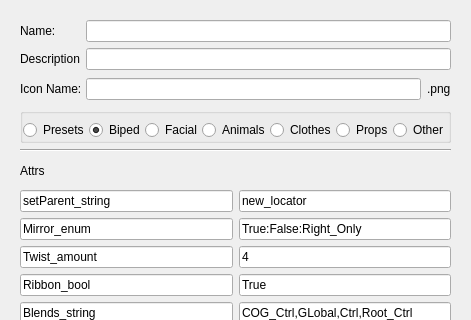
This is UI/blockBuilder.ui in RenderDeMartes/Mutant_Tools as Qt 5 draws it before an edit; both pictures show x 0 to 471 and y 0 to 320 of the 471 by 540 pixel window. The edited form follows.
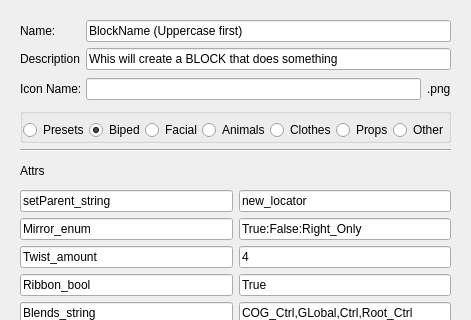
This is the edited form. Icons and pictures are not drawn.

The edit to the form file:
```diff
--- a/UI/blockBuilder.ui
+++ b/UI/blockBuilder.ui
@@ -683,7 +683,7 @@
     </layout>
    </item>
    <item row="0" column="0">
-    <widget class="QFrame" name="">
+    <widget class="QFrame" name="frame">
      <layout class="QVBoxLayout" name="verticalLayout">
       <item>
        <layout class="QHBoxLayout" name="horizontalLayout_11">
@@ -710,7 +710,11 @@
          </widget>
         </item>
         <item>
-         <widget class="QLineEdit" name="name_line"/>
+         <widget class="QLineEdit" name="name_line">
+          <property name="text">
+           <string>BlockName (Uppercase first)</string>
+          </property>
+         </widget>
         </item>
        </layout>
       </item>
@@ -739,7 +743,11 @@
          </widget>
         </item>
         <item>
-         <widget class="QLineEdit" name="description_line"/>
+         <widget class="QLineEdit" name="description_line">
+          <property name="text">
+           <string>Whis will create a BLOCK that does something</string>
+          </property>
+         </widget>
         </item>
        </layout>
       </item>
```
Left out of the diff: 49 changed lines with no effect on the pictures.
